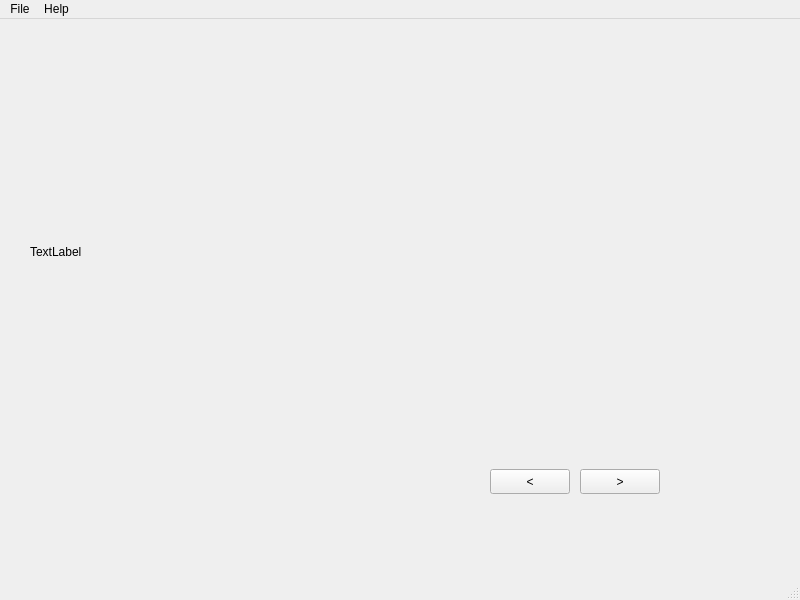
Above: mainwindow.ui from Minei3oat/MCut before the change. Below: the same form after it.
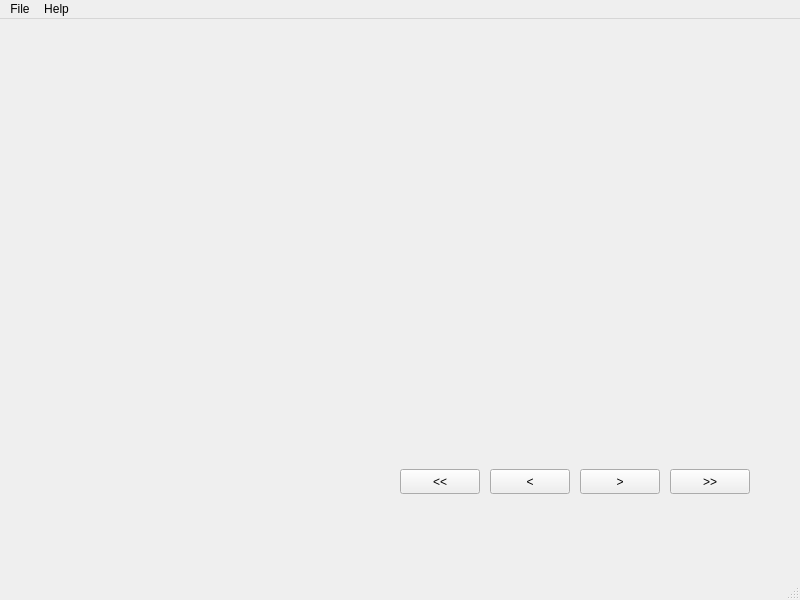
That is the form after the change. Icons and pictures are not drawn.

Commit message: Show last frames & add buttons for fast forward

```diff
--- a/mainwindow.ui
+++ b/mainwindow.ui
@@ -50,7 +50,58 @@
      </rect>
     </property>
     <property name="text">
-     <string>TextLabel</string>
+     <string/>
+    </property>
+   </widget>
+   <widget class="QLabel" name="current_pos">
+    <property name="geometry">
+     <rect>
+      <x>250</x>
+      <y>450</y>
+      <width>160</width>
+      <height>25</height>
+     </rect>
+    </property>
+    <property name="text">
+     <string/>
+    </property>
+   </widget>
+   <widget class="QPushButton" name="prev_frame_2">
+    <property name="geometry">
+     <rect>
+      <x>400</x>
+      <y>450</y>
+      <width>80</width>
+      <height>25</height>
+     </rect>
+    </property>
+    <property name="text">
+     <string>&lt;&lt;</string>
+    </property>
+    <property name="shortcut">
+     <string>PgUp</string>
+    </property>
+    <property name="autoRepeatInterval">
+     <number>10</number>
+    </property>
+   </widget>
+   <widget class="QPushButton" name="next_frame_2">
+    <property name="geometry">
+     <rect>
+      <x>670</x>
+      <y>450</y>
+      <width>80</width>
+      <height>25</height>
+     </rect>
+    </property>
+    <property name="text">
+     <string>&gt;&gt;</string>
+    </property>
+    <property name="shortcut">
+     <string>PgDown</string>
+    </property>
+    <property name="autoRepeatInterval">
+     <number>10</number>
     </property>
    </widget>
   </widget>
```
The commit also changes 2 other files.
